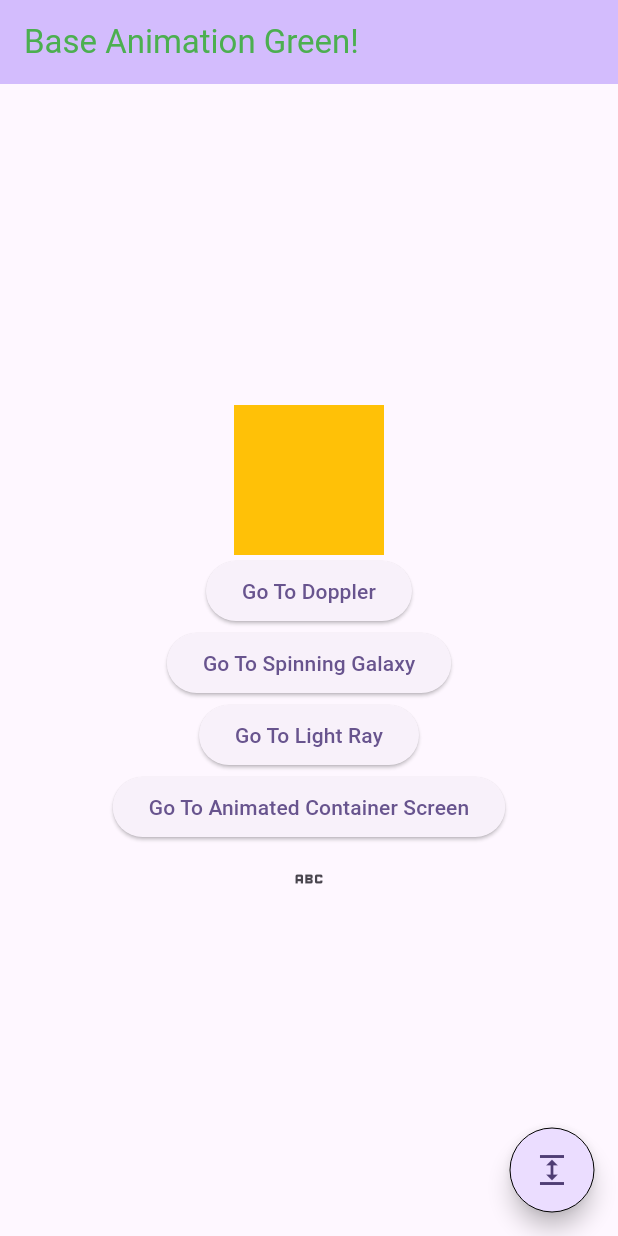
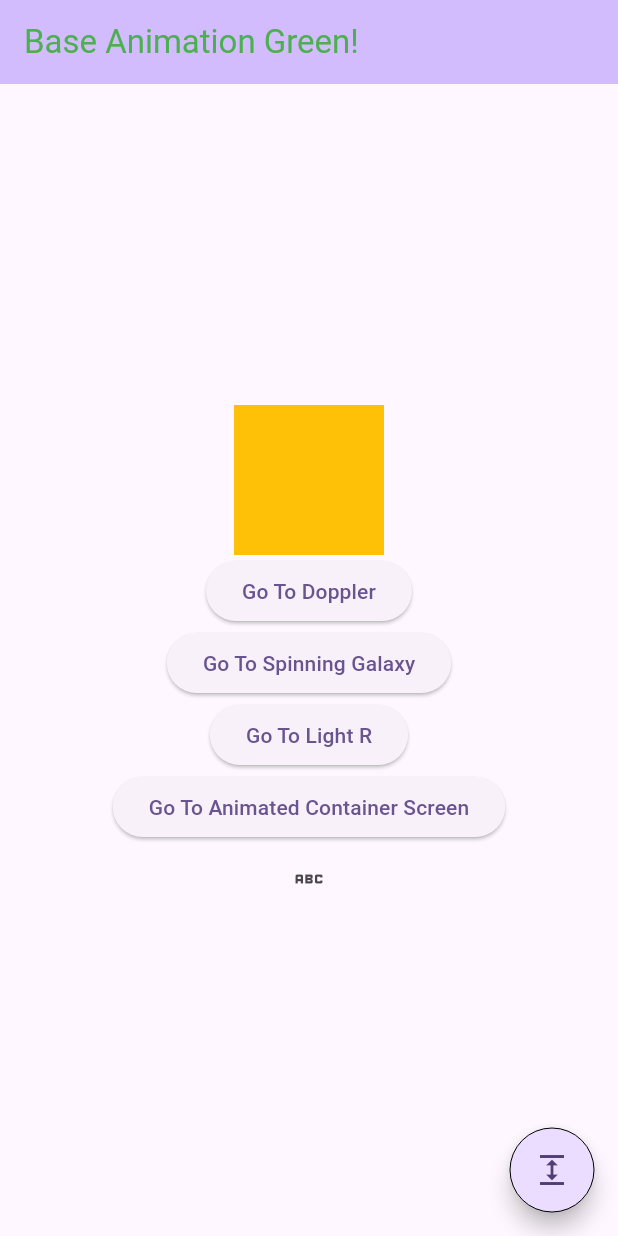
Before and after one commit to Gaurav4604/flutterRepo, a Flutter app: the screen it shows after launch, on a phone screen of 412 x 824 dp. Run offline on Flutter 3.47's test engine with Material 3 defaults, Android fonts, the light colour scheme and no system bars; our stand-ins replace cached_network_image, camera, flutter_spinkit, google_fonts, sqflite, transparent_image and 1 more; accounts and stored records are empty.

```diff
--- a/flutter-new/transitions_animations/lib/main.dart
+++ b/flutter-new/transitions_animations/lib/main.dart
@@ -77,7 +77,7 @@ class _HomePageState extends State<HomePage> {
                     builder: (context) => const LightRayTransition(),
                   ));
                 },
-                child: const Text("Go To Light Ray")),
+                child: const Text("Go To Light R")),
             ElevatedButton(
                 onPressed: () {
                   Navigator.of(context).push(MaterialPageRoute(
```
